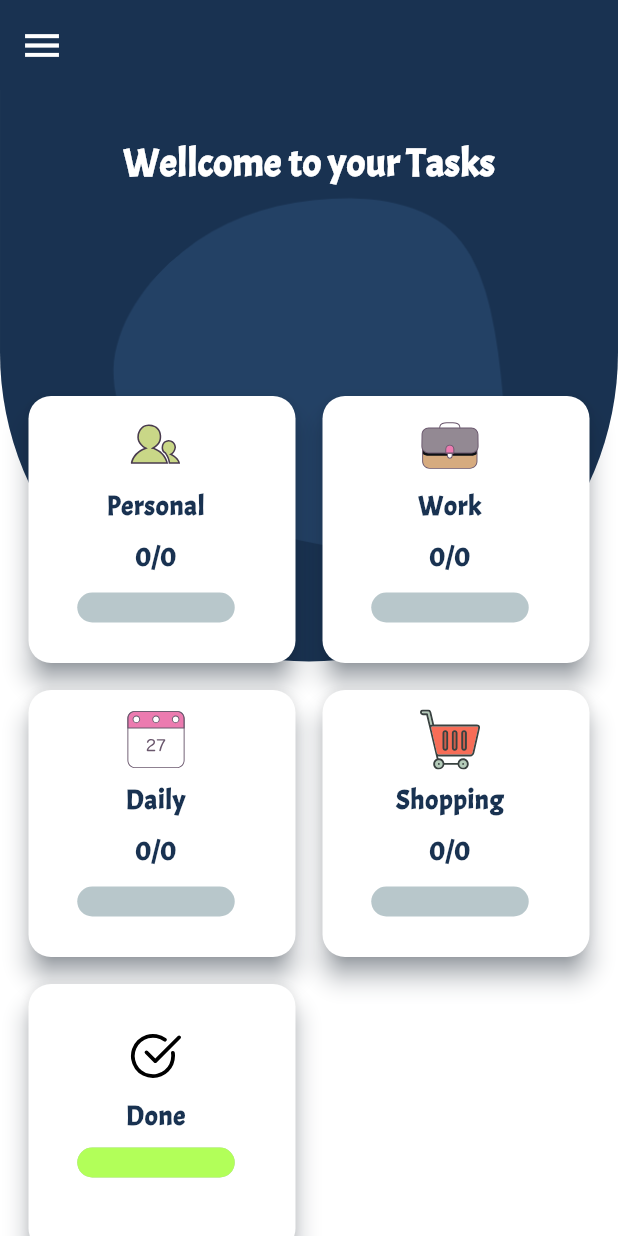
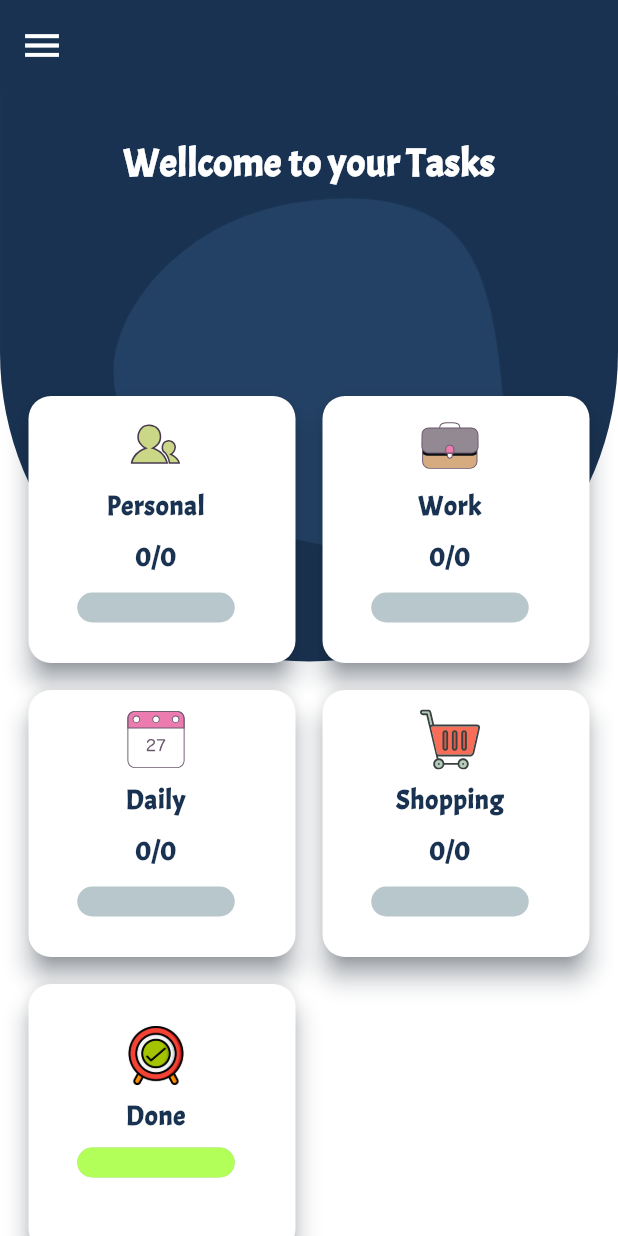
Before and after one commit to MarkMagdyShawky/new_to_do_app, a Flutter app: the ToDoHomeScreen screen opened by its route, on a phone screen of 412 x 824 dp. Run offline on Flutter 3.47's test engine with Material 3 defaults, Android fonts, the light colour scheme and no system bars; drawn by our look-alikes of percent_indicator; our stand-ins replace animated_splash_screen, another_flutter_splash_screen, awesome_dialog, cloud_firestore, firebase_auth, firebase_core and 2 more; accounts and stored records are empty.

Commit message:
chanage done tasks icone

```diff
--- a/lib/Features/toDoHome/widgets/customFinalCard.dart
+++ b/lib/Features/toDoHome/widgets/customFinalCard.dart
@@ -25,10 +25,10 @@ class CustomFinalCard extends StatelessWidget {
             SizedBox(
               height: 20,
             ),
-            SvgPicture.asset(
-              ImageManager.finalCard,
+            Image(
+              image: AssetImage(ImageManager.finalCard),
+              width: 40,
               height: 40,
-              width: 40,
             ),
             SizedBox(
               height: 7,
--- a/lib/core/resources/imageManager.dart
+++ b/lib/core/resources/imageManager.dart
@@ -10,5 +10,5 @@ class ImageManager {
   static const String workCard = "assets/icons/work.svg";
   static const String calendarCard = "assets/icons/calendar.svg";
   static const String shoppingCard = "assets/icons/shopping.svg";
-  static const String finalCard = "assets/icons/done.svg";
+  static const String finalCard = "assets/icons/done.png";
 }
```
Also changed, not shown: assets/icons/done.png (added).
